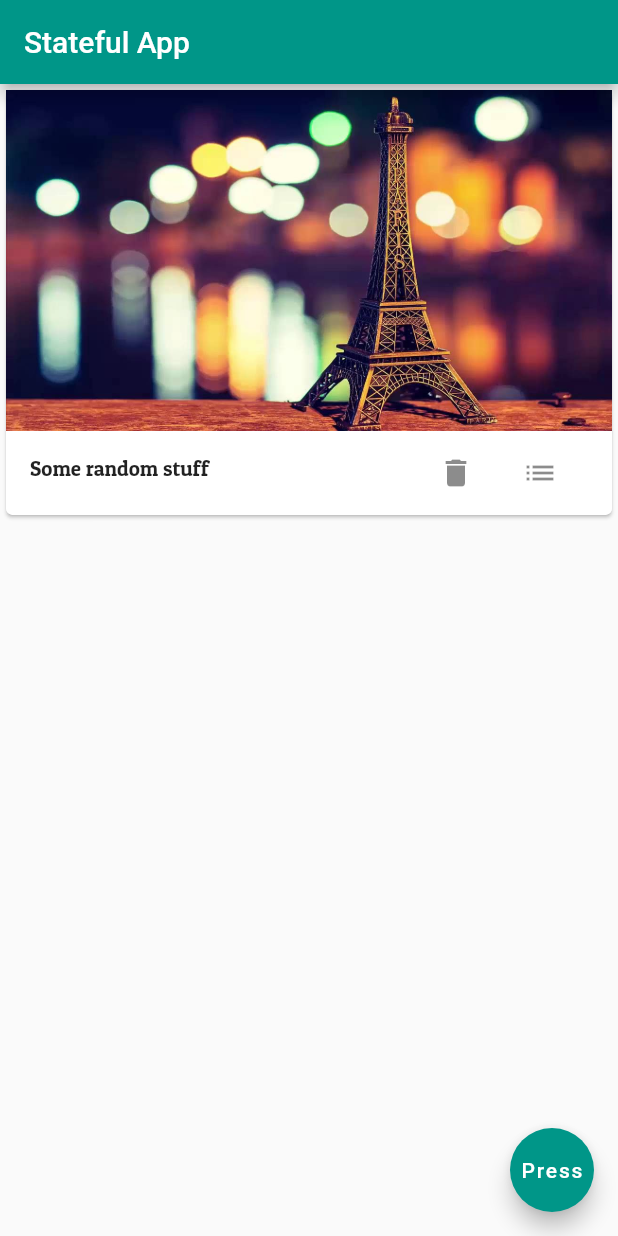
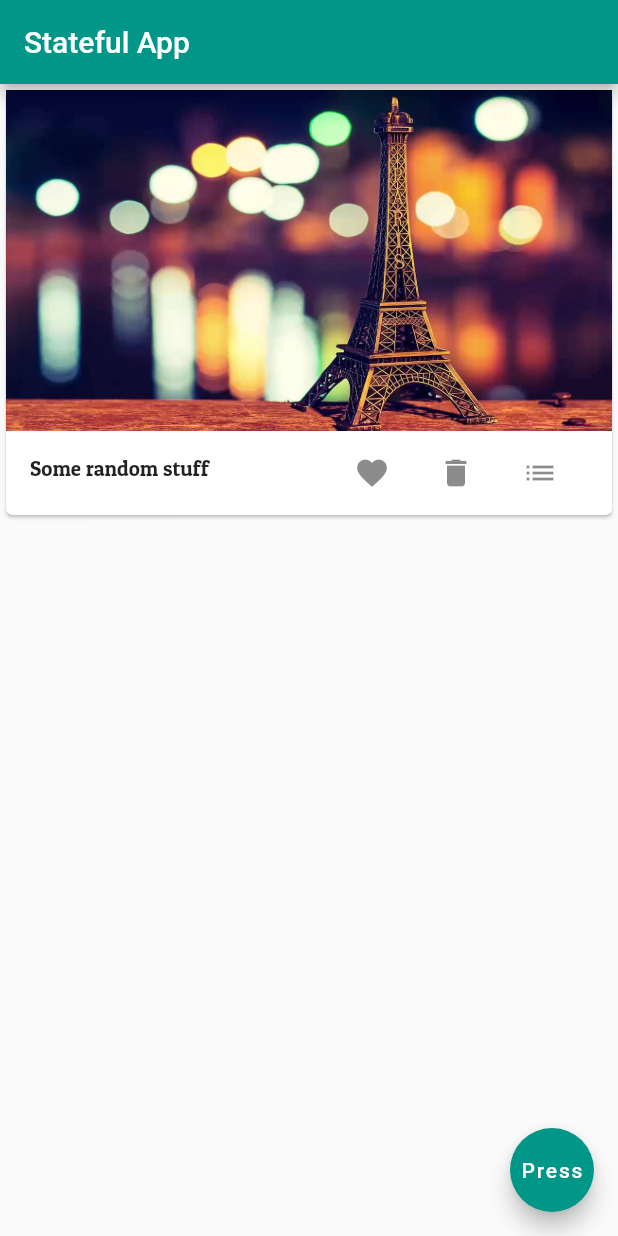
Before and after one commit to m-zaink/FristApp, a Flutter app: the screen it shows after launch, on a phone screen of 412 x 824 dp. Run offline on Flutter 3.47's test engine with Material 2 defaults, Android fonts, the phone set to English and light mode, and no system bars.

Commit message:
Added Working Favorite Button
*Adding working favorite button.

```diff
--- a/lib/pages/details.dart
+++ b/lib/pages/details.dart
@@ -20,7 +20,7 @@ class Details extends StatelessWidget {
                 deleteProduct(index);
                 Navigator.pop(context);
               },
-            )
+            ),
           ],
         ),
         body: Center(
--- a/lib/products.dart
+++ /dev/null
@@ -1,83 +0,0 @@
-import 'package:flutter/material.dart';
-
-import './pages/details.dart';
-
-class Products extends StatelessWidget {
-  final List<String> products;
-  final int index;
-  final TextStyle myStyle = TextStyle(fontFamily: 'PatuaOne');
-  final Function deleteProduct;
-
-  Products(this.products, this.index, this.deleteProduct);
-
-  Widget buildButtonBar(BuildContext context) {
-    return ButtonBar(
-      children: <Widget>[
-        IconButton(
-          icon: Icon(Icons.delete),
-          onPressed: () {
-            print('[Delete Button Pressed]');
-            deleteProduct(index);
-          },
-        ),
-        IconButton(
-          icon: Icon(
-            Icons.list,
-          ),
-          onPressed: (() => Navigator.push(
-                context,
-                MaterialPageRoute(
-                  builder: (BuildContext context) => Details(products[index], deleteProduct, index),
-                ),
-              )),
-        )
-      ],
-    );
-  }
-
-  Widget buildIconButton(BuildContext context) {
-    return IconButton(
-      icon: Icon(
-        Icons.list,
-      ),
-      onPressed: (() => Navigator.push(
-            context,
-            MaterialPageRoute(
-              builder: (BuildContext context) => Details(products[index], deleteProduct, index),
-            ),
-          )),
-    );
-  }
-
-  Widget buildText(String text) {
-    return Text(
-      text,
-      style: myStyle,
-    );
-  }
-
-  Widget buildCardImage(int index) {
-    if (index % 2 == 0)
-      return Image.asset('assets/eiffel.jpg');
-    else
-      return Image.asset('assets/hawaii.jpg');
-  }
-
-  @override
-  Widget build(BuildContext context) {
-    Image cardImage = buildCardImage(index);
-
-    return Card(
-      child: Column(
-        children: <Widget>[
-          cardImage,
-          ListTile(
-            leading: buildText(products[index]),
-            // trailing: buildIconButton(context),
-            trailing: buildButtonBar(context),
-          )
-        ],
-      ),
-    );
-  }
-}
--- /dev/null
+++ b/lib/products_cards.dart
@@ -0,0 +1,113 @@
+import 'package:flutter/material.dart';
+
+import './pages/details.dart';
+
+class ProductCards extends StatefulWidget {
+  final List<String> products;
+  final int index;
+  final TextStyle myStyle = TextStyle(fontFamily: 'PatuaOne');
+  final Function deleteProduct;
+  final Function updateFavList;
+  final List<int> favList;
+
+  ProductCards(
+    this.products,
+    this.index, {
+    this.deleteProduct,
+    this.updateFavList,
+    this.favList,
+  });
+
+  @override
+  State<StatefulWidget> createState() {
+    return _ProductsCards();
+  }
+}
+
+class _ProductsCards extends State<ProductCards> {
+  Widget buildListIconButton(BuildContext context) {
+    return IconButton(
+      icon: Icon(
+        Icons.list,
+      ),
+      onPressed: (() => Navigator.push(
+            context,
+            MaterialPageRoute(
+              builder: (BuildContext context) => Details(
+                  widget.products[widget.index],
+                  widget.deleteProduct,
+                  widget.index),
+            ),
+          )),
+    );
+  }
+
+  Color setColor() {
+    if (widget.favList.contains(widget.index))
+      return Colors.red;
+    else
+      return Colors.black45;
+  }
+
+  Widget buildFavoriteButton(BuildContext context) {
+    return IconButton(
+        icon: Icon(Icons.favorite),
+        onPressed: () {
+          print('[Favorite Button Pressed]');
+          widget.updateFavList(widget.index);
+        },
+        color: setColor());
+  }
+
+  Widget buildDeleteButton(BuildContext context) {
+    return IconButton(
+      icon: Icon(Icons.delete),
+      onPressed: () {
+        print('[Delete Button Pressed]');
+        widget.deleteProduct(widget.index);
+      },
+    );
+  }
+
+  Widget buildButtonBar(BuildContext context) {
+    return ButtonBar(
+      children: <Widget>[
+        buildFavoriteButton(context),
+        buildDeleteButton(context),
+        buildListIconButton(context)
+      ],
+    );
+  }
+
+  Widget buildText(String text) {
+    return Text(
+      text,
+      style: widget.myStyle,
+    );
+  }
+
+  Widget buildCardImage(int index) {
+    if (index % 2 == 0)
+      return Image.asset('assets/eiffel.jpg');
+    else
+      return Image.asset('assets/hawaii.jpg');
+  }
+
+  @override
+  Widget build(BuildContext context) {
+    Image cardImage = buildCardImage(widget.index);
+
+    return Card(
+      child: Column(
+        children: <Widget>[
+          cardImage,
+          ListTile(
+            leading: buildText(widget.products[widget.index]),
+            // trailing: buildIconButton(context),
+            trailing: buildButtonBar(context),
+          )
+        ],
+      ),
+    );
+  }
+}
--- a/lib/products_manager.dart
+++ b/lib/products_manager.dart
@@ -2,7 +2,7 @@ import 'dart:math';
 
 import 'package:flutter/material.dart';
 
-import './products.dart';
+import './products_cards.dart';
 
 class ProductsManager extends StatefulWidget {
   final String firstProduct;
@@ -15,6 +15,7 @@ class ProductsManager extends StatefulWidget {
 }
 
 class _ProductsManagerState extends State<ProductsManager> {
+  List<int> favList = [];
   List<String> _products = [];
 
   @override
@@ -31,6 +32,15 @@ class _ProductsManagerState extends State<ProductsManager> {
     );
   }
 
+  void _updateFavList(int index) {
+    //TODO: Optimize favoriting of the products.
+    setState(
+      () {
+        !favList.contains(index) ? favList.add(index) : favList.removeAt(index);
+      },
+    );
+  }
+
   @override
   Widget build(BuildContext context) {
     return Scaffold(
@@ -38,7 +48,13 @@ class _ProductsManagerState extends State<ProductsManager> {
       body: ListView.builder(
         itemCount: _products.length,
         itemBuilder: (BuildContext context, int index) {
-          return Products(_products, index, _deleteProduct);
+          return ProductCards(
+            _products,
+            index,
+            deleteProduct: _deleteProduct,
+            updateFavList: _updateFavList,
+            favList: favList,
+          );
         },
       ),
       floatingActionButton: FloatingActionButton(
```
